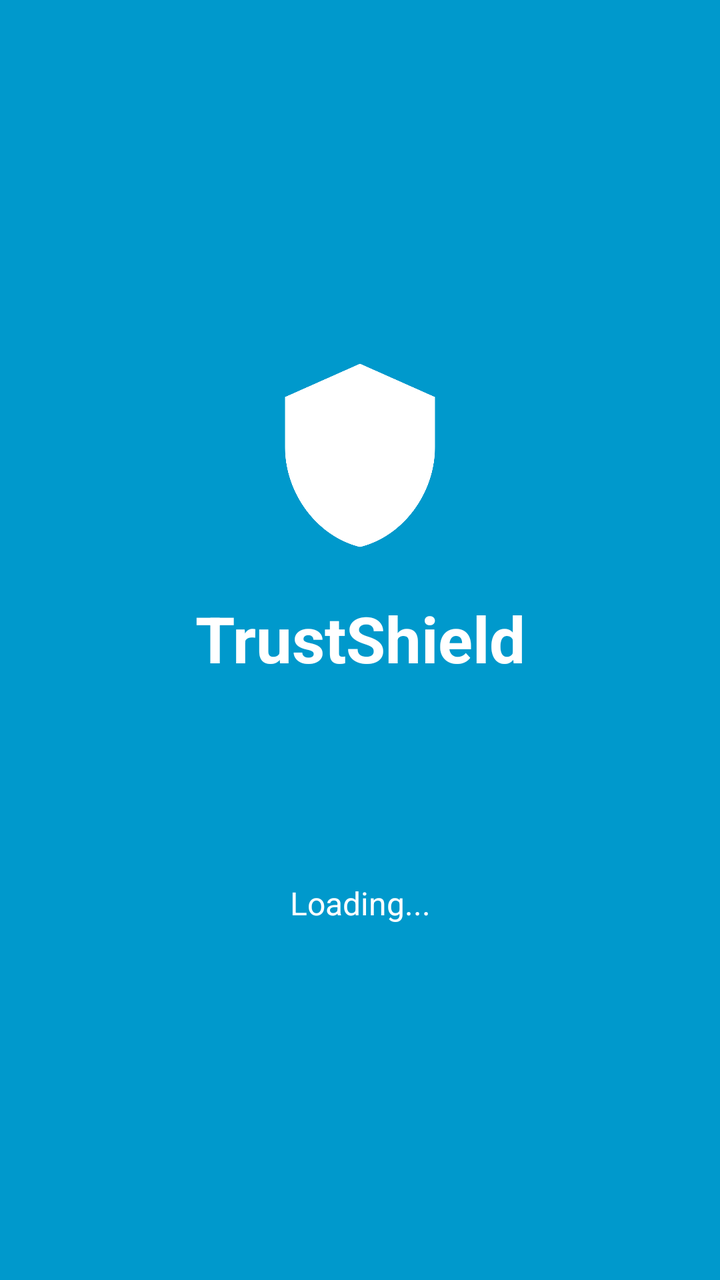
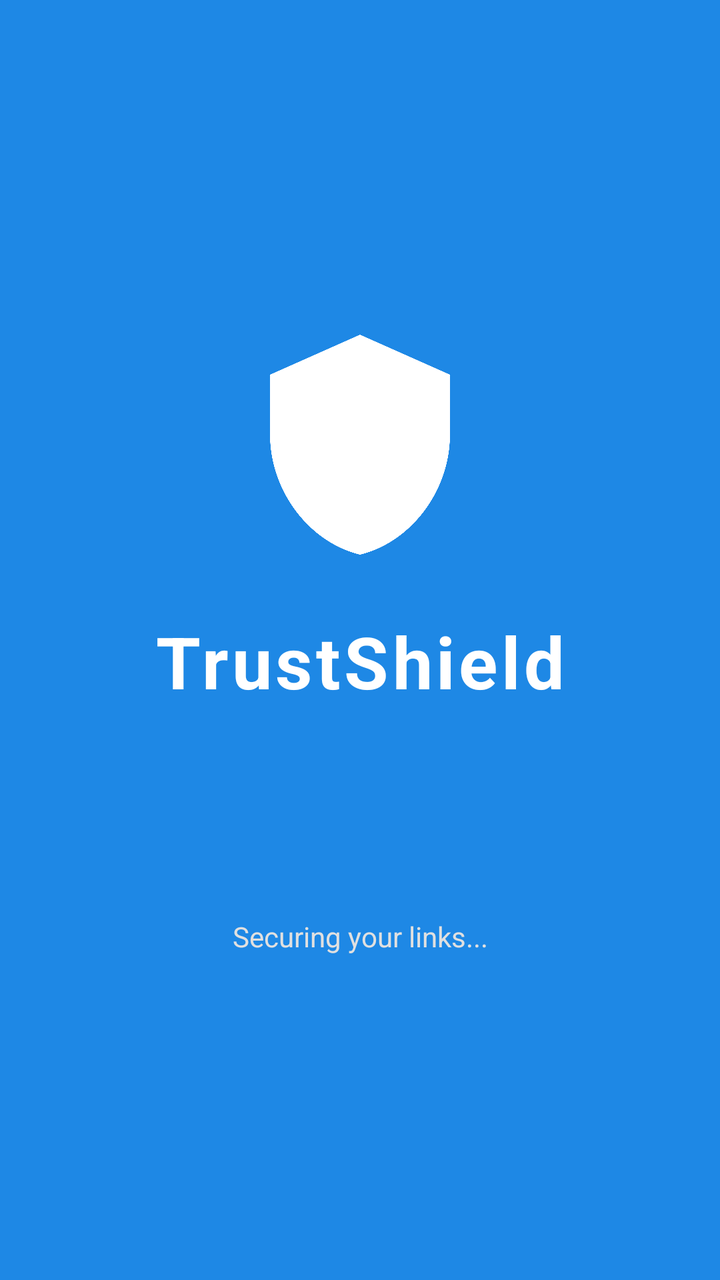

Screens rendered from an Android XML layout before and after an edit, with the pre-edit source and the edit as a unified diff.
<!-- AndroidManifest.xml: activity theme Theme.TrustShield -->
<!-- res/layout/activity_main.xml -->
<?xml version="1.0" encoding="utf-8"?>
<LinearLayout xmlns:android="http://schemas.android.com/apk/res/android"
    android:layout_width="match_parent"
    android:layout_height="match_parent"
    android:orientation="vertical"
    android:gravity="center"
    android:background="@android:color/holo_blue_dark">

    
    <ImageView
        android:layout_width="100dp"
        android:layout_height="100dp"
        android:src="@drawable/ic_shield"
        android:contentDescription="TrustShield Logo"
        android:tint="@android:color/white"
        android:layout_marginBottom="20dp" />

    
    <TextView
        android:layout_width="match_parent"
        android:layout_height="wrap_content"
        android:text="TrustShield"
        android:textSize="32sp"
        android:textStyle="bold"
        android:textColor="@android:color/white"
        android:gravity="center"
        android:layout_marginBottom="30dp" />

    
    <ProgressBar
        android:layout_width="50dp"
        android:layout_height="50dp"
        android:indeterminate="true"
        android:indeterminateTint="@android:color/white" />

    
    <TextView
        android:layout_width="match_parent"
        android:layout_height="wrap_content"
        android:text="Loading..."
        android:textSize="16sp"
        android:textColor="@android:color/white"
        android:gravity="center"
        android:layout_marginTop="20dp" />

</LinearLayout>
<!-- resources referenced by this layout -->
<resources>
  <!-- drawable ic_shield (drawable) -->
  <?xml version="1.0" encoding="utf-8"?>
  <vector xmlns:android="http://schemas.android.com/apk/res/android"
      android:width="24dp"
      android:height="24dp"
      android:viewportWidth="24"
      android:viewportHeight="24">
      <path
          android:fillColor="#2196F3"
          android:pathData="M12,1L3,5v6c0,5.55 3.84,10.74 9,12 5.16,-1.26 9,-6.45 9,-12V5l-9,-4z" />
  </vector>
  <style name="Theme.TrustShield" parent="Theme.MaterialComponents.Light.NoActionBar">
          <item name="colorPrimary">@android:color/holo_blue_dark</item>
          <item name="colorPrimaryVariant">@android:color/holo_blue_dark</item>
          <item name="colorSecondary">@android:color/holo_blue_bright</item>
          <item name="colorSecondaryVariant">@android:color/holo_blue_bright</item>
          <item name="colorError">#B00020</item>
          <item name="colorSurface">#FFFFFF</item>
          <item name="colorOnPrimary">#FFFFFF</item>
          <item name="colorOnSecondary">#FFFFFF</item>
          <item name="colorOnError">#FFFFFF</item>
          <item name="colorOnSurface">#000000</item>
      </style>
</resources>

<!-- the commit's change to res/layout/activity_main.xml (unified diff, before → after) -->
@@ -1,46 +1,61 @@
 <?xml version="1.0" encoding="utf-8"?>
-<LinearLayout xmlns:android="http://schemas.android.com/apk/res/android"
+<androidx.constraintlayout.widget.ConstraintLayout xmlns:android="http://schemas.android.com/apk/res/android"
+    xmlns:app="http://schemas.android.com/apk/res-auto"
     android:layout_width="match_parent"
     android:layout_height="match_parent"
-    android:orientation="vertical"
-    android:gravity="center"
-    android:background="@android:color/holo_blue_dark">
+    android:background="#1E88E5">
 
-    
     <ImageView
-        android:layout_width="100dp"
-        android:layout_height="100dp"
+        android:id="@+id/logo_icon"
+        android:layout_width="120dp"
+        android:layout_height="120dp"
         android:src="@drawable/ic_shield"
         android:contentDescription="TrustShield Logo"
-        android:tint="@android:color/white"
-        android:layout_marginBottom="20dp" />
+        app:tint="#FFFFFF"
+        app:layout_constraintBottom_toTopOf="@+id/app_name_text"
+        app:layout_constraintEnd_toEndOf="parent"
+        app:layout_constraintStart_toStartOf="parent"
+        app:layout_constraintTop_toTopOf="parent"
+        app:layout_constraintVertical_chainStyle="packed"
+        android:layout_marginBottom="24dp" />
 
-    
     <TextView
-        android:layout_width="match_parent"
+        android:id="@+id/app_name_text"
+        android:layout_width="wrap_content"
         android:layout_height="wrap_content"
         android:text="TrustShield"
-        android:textSize="32sp"
+        android:textSize="36sp"
         android:textStyle="bold"
-        android:textColor="@android:color/white"
-        android:gravity="center"
-        android:layout_marginBottom="30dp" />
+        android:textColor="#FFFFFF"
+        android:letterSpacing="0.05"
+        app:layout_constraintBottom_toTopOf="@+id/loading_indicator"
+        app:layout_constraintEnd_toEndOf="parent"
+        app:layout_constraintStart_toStartOf="parent"
+        app:layout_constraintTop_toBottomOf="@+id/logo_icon"
+        android:layout_marginBottom="40dp" />
 
-    
     <ProgressBar
-        android:layout_width="50dp"
-        android:layout_height="50dp"
+        android:id="@+id/loading_indicator"
+        android:layout_width="48dp"
+        android:layout_height="48dp"
         android:indeterminate="true"
-        android:indeterminateTint="@android:color/white" />
+        android:indeterminateTint="#FFFFFF"
+        app:layout_constraintBottom_toTopOf="@+id/loading_text"
+        app:layout_constraintEnd_toEndOf="parent"
+        app:layout_constraintStart_toStartOf="parent"
+        app:layout_constraintTop_toBottomOf="@+id/app_name_text"
+        android:layout_marginBottom="16dp" />
 
-    
     <TextView
-        android:layout_width="match_parent"
+        android:id="@+id/loading_text"
+        android:layout_width="wrap_content"
         android:layout_height="wrap_content"
-        android:text="Loading..."
-        android:textSize="16sp"
-        android:textColor="@android:color/white"
-        android:gravity="center"
-        android:layout_marginTop="20dp" />
+        android:text="Securing your links..."
+        android:textSize="14sp"
+        android:textColor="#E0E0E0"
+        app:layout_constraintBottom_toBottomOf="parent"
+        app:layout_constraintEnd_toEndOf="parent"
+        app:layout_constraintStart_toStartOf="parent"
+        app:layout_constraintTop_toBottomOf="@+id/loading_indicator" />
 
-</LinearLayout>
+</androidx.constraintlayout.widget.ConstraintLayout>
